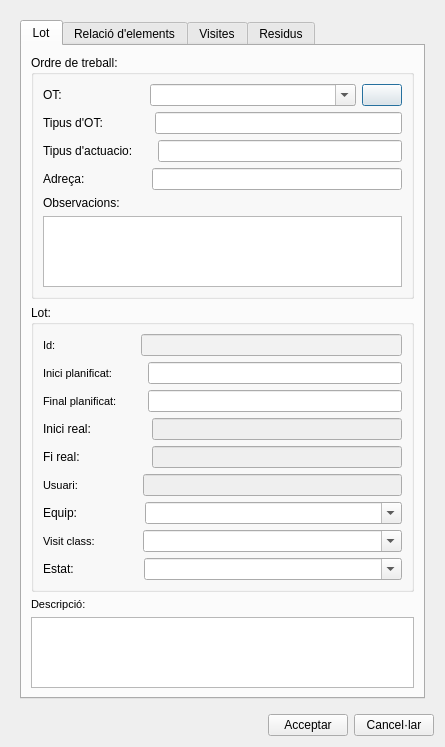
Qt form core/ui/toolbars/utilities/add_lot.ui (Giswater/giswater_qgis_plugin) before a commit.
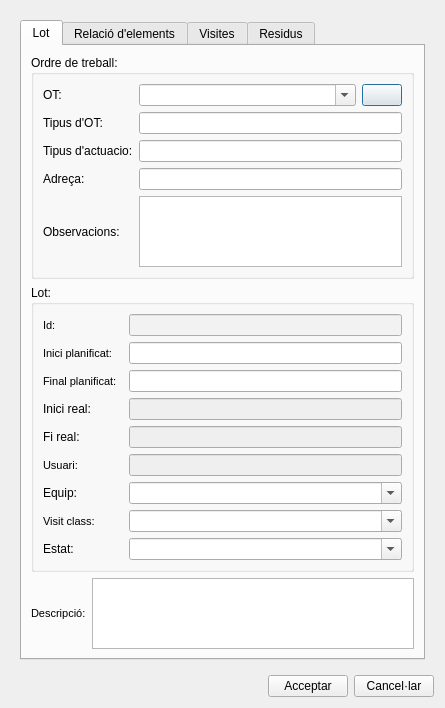
The same form after that commit. Icons and pictures are not drawn.

Commit message: feat(tools): refactor ui files, add btn refactor to cm, and make the buttons work at least open dialog

Diff of the .ui file:
```diff
--- a/core/ui/toolbars/utilities/add_lot.ui
+++ b/core/ui/toolbars/utilities/add_lot.ui
@@ -7,7 +7,7 @@
     <x>0</x>
     <y>0</y>
     <width>445</width>
-    <height>737</height>
+    <height>673</height>
    </rect>
   </property>
   <property name="windowTitle">
@@ -26,46 +26,40 @@
          <attribute name="title">
           <string>Lot</string>
          </attribute>
-         <layout class="QVBoxLayout" name="verticalLayout" stretch="0,0,0,0">
+         <layout class="QVBoxLayout" name="verticalLayout" stretch="0,0,0">
           <item>
            <widget class="QGroupBox" name="grb_ot">
             <property name="title">
              <string>Ordre de treball:</string>
             </property>
             <layout class="QGridLayout" name="gridLayout">
-             <item row="7" column="0">
-              <widget class="QLabel" name="label_9">
-               <property name="text">
-                <string>Observacions:</string>
-               </property>
-              </widget>
-             </item>
-             <item row="3" column="0">
-              <layout class="QHBoxLayout" name="horizontalLayout_5">
-               <item>
-                <widget class="QLabel" name="label_5">
+             <item row="0" column="0">
+              <layout class="QGridLayout" name="gridLayout_3">
+               <item row="0" column="2">
+                <widget class="QPushButton" name="btn_refresh_materialize_view">
                  <property name="text">
-                  <string>OT:</string>
+                  <string/>
                  </property>
                 </widget>
                </item>
-               <item>
-                <spacer name="horizontalSpacer_12">
-                 <property name="orientation">
-                  <enum>Qt::Horizontal</enum>
+               <item row="1" column="1" colspan="2">
+                <widget class="QLineEdit" name="txt_ot_type"/>
+               </item>
+               <item row="1" column="0">
+                <widget class="QLabel" name="label_6">
+                 <property name="text">
+                  <string>Tipus d'OT:</string>
                  </property>
-                 <property name="sizeType">
-                  <enum>QSizePolicy::Fixed</enum>
+                </widget>
+               </item>
+               <item row="2" column="0">
+                <widget class="QLabel" name="label_8">
+                 <property name="text">
+                  <string>Tipus d'actuacio:</string>
                  </property>
-                 <property name="sizeHint" stdset="0">
-                  <size>
-                   <width>82</width>
-                   <height>20</height>
-                  </size>
-                 </property>
-                </spacer>
+                </widget>
                </item>
-               <item>
+               <item row="0" column="1">
                 <widget class="QComboBox" name="cmb_ot">
                  <property name="sizePolicy">
                   <sizepolicy hsizetype="Expanding" vsizetype="Fixed">
@@ -78,108 +72,38 @@
                  </property>
                 </widget>
                </item>
-               <item>
-                <widget class="QPushButton" name="btn_refresh_materialize_view">
-                 <property name="text">
-                  <string/>
-                 </property>
-                </widget>
+               <item row="3" column="1" colspan="2">
+                <widget class="QLineEdit" name="txt_ot_address"/>
                </item>
-              </layout>
-             </item>
-             <item row="4" column="0">
-              <layout class="QHBoxLayout" name="horizontalLayout_17">
-               <item>
-                <widget class="QLabel" name="label_6">
+               <item row="0" column="0">
+                <widget class="QLabel" name="label_5">
                  <property name="text">
-                  <string>Tipus d'OT:</string>
+                  <string>OT:</string>
                  </property>
                 </widget>
                </item>
-               <item>
-                <spacer name="horizontalSpacer_13">
-                 <property name="orientation">
-                  <enum>Qt::Horizontal</enum>
-                 </property>
-                 <property name="sizeType">
-                  <enum>QSizePolicy::Fixed</enum>
-                 </property>
-                 <property name="sizeHint" stdset="0">
-                  <size>
-                   <width>46</width>
-                   <height>20</height>
-                  </size>
-                 </property>
-                </spacer>
-               </item>
-               <item>
-                <widget class="QLineEdit" name="txt_ot_type"/>
-               </item>
-              </layout>
-             </item>
-             <item row="6" column="0">
-              <layout class="QHBoxLayout" name="horizontalLayout_18">
-               <item>
+               <item row="3" column="0">
                 <widget class="QLabel" name="label_7">
                  <property name="text">
                   <string>Adreça:</string>
                  </property>
                 </widget>
                </item>
-               <item>
-                <spacer name="horizontalSpacer_14">
-                 <property name="orientation">
-                  <enum>Qt::Horizontal</enum>
-                 </property>
-                 <property name="sizeType">
-                  <enum>QSizePolicy::Fixed</enum>
-                 </property>
-                 <property name="sizeHint" stdset="0">
-                  <size>
-                   <width>61</width>
-                   <height>20</height>
-                  </size>
-                 </property>
-                </spacer>
-               </item>
-               <item>
-                <widget class="QLineEdit" name="txt_ot_address"/>
-               </item>
-              </layout>
-             </item>
-             <item row="5" column="0">
-              <layout class="QHBoxLayout" name="horizontalLayout_19">
-               <item>
-                <widget class="QLabel" name="label_8">
-                 <property name="text">
-                  <string>Tipus d'actuacio:</string>
-                 </property>
-                </widget>
-               </item>
-               <item>
-                <spacer name="horizontalSpacer_15">
-                 <property name="orientation">
-                  <enum>Qt::Horizontal</enum>
-                 </property>
-                 <property name="sizeType">
-                  <enum>QSizePolicy::Fixed</enum>
-                 </property>
-                 <property name="sizeHint" stdset="0">
-                  <size>
-                   <width>19</width>
-                   <height>20</height>
-                  </size>
-                 </property>
-                </spacer>
-               </item>
-               <item>
+               <item row="2" column="1" colspan="2">
                 <widget class="QLineEdit" name="txt_wotype_id"/>
                </item>
+               <item row="4" column="0">
+                <widget class="QLabel" name="label_9">
+                 <property name="text">
+                  <string>Observacions:</string>
+                 </property>
+                </widget>
+               </item>
+               <item row="4" column="1" colspan="2">
+                <widget class="QTextEdit" name="txt_observ"/>
+               </item>
               </layout>
              </item>
-             <item row="8" column="0">
-              <widget class="QTextEdit" name="txt_observ"/>
-             </item>
             </layout>
            </widget>
           </item>
@@ -189,49 +113,133 @@
              <string>Lot:</string>
             </property>
             <layout class="QGridLayout" name="gridLayout_2">
-             <item row="9" column="0">
-              <layout class="QHBoxLayout" name="horizontalLayout_11" stretch="0,0,1">
-               <item>
-                <widget class="QLabel" name="label_2">
+             <item row="8" column="0">
+              <layout class="QGridLayout" name="gridLayout_5">
+               <item row="4" column="0">
+                <widget class="QLabel" name="label_4">
                  <property name="text">
-                  <string>Estat:</string>
+                  <string>Fi real:</string>
                  </property>
+                </widget>
+               </item>
+               <item row="6" column="1">
+                <widget class="QComboBox" name="cmb_assigned_to">
+                 <property name="editable">
+                  <bool>true</bool>
+                 </property>
+                 <property name="sizeAdjustPolicy">
+                  <enum>QComboBox::AdjustToContents</enum>
+                 </property>
+                </widget>
+               </item>
+               <item row="7" column="1">
+                <widget class="QComboBox" name="cmb_visit_class">
+                 <property name="editable">
+                  <bool>true</bool>
+                 </property>
+                 <property name="sizeAdjustPolicy">
+                  <enum>QComboBox::AdjustToContents</enum>
+                 </property>
+                </widget>
+               </item>
+               <item row="3" column="1">
+                <widget class="QLineEdit" name="real_startdate">
+                 <property name="enabled">
+                  <bool>false</bool>
+                 </property>
+                 <property name="readOnly">
+                  <bool>true</bool>
+                 </property>
+                </widget>
+               </item>
+               <item row="1" column="1">
+                <widget class="QLineEdit" name="startdate"/>
+               </item>
+               <item row="7" column="0">
+                <widget class="QLabel" name="label_flexunion_code_4">
+                 <property name="font">
+                  <font>
+                   <pointsize>8</pointsize>
+                  </font>
+                 </property>
+                 <property name="frameShape">
+                  <enum>QFrame::NoFrame</enum>
+                 </property>
+                 <property name="frameShadow">
+                  <enum>QFrame::Plain</enum>
+                 </property>
+                 <property name="text">
+                  <string>Visit class:</string>
+                 </property>
+                 <property name="textFormat">
+                  <enum>Qt::AutoText</enum>
+                 </property>
+                 <property name="scaledContents">
+                  <bool>false</bool>
+                 </property>
+                 <property name="alignment">
+                  <set>Qt::AlignLeading|Qt::AlignLeft|Qt::AlignVCenter</set>
+                 </property>
                  <property name="margin">
                   <number>3</number>
                  </property>
                 </widget>
                </item>
-               <item>
-                <spacer name="horizontalSpacer_9">
-                 <property name="orientation">
-                  <enum>Qt::Horizontal</enum>
+               <item row="1" column="0">
+                <widget class="QLabel" name="label_node_type_3">
+                 <property name="minimumSize">
+                  <size>
+                   <width>80</width>
+                   <height>0</height>
+                  </size>
                  </property>
-                 <property name="sizeType">
-                  <enum>QSizePolicy::Fixed</enum>
-                 </property>
-                 <property name="sizeHint" stdset="0">
+                 <property name="maximumSize">
                   <size>
-                   <width>64</width>
-                   <height>20</height>
+                   <width>0</width>
+                   <height>16777215</height>
                   </size>
                  </property>
-                </spacer>
+                 <property name="font">
+                  <font>
+                   <pointsize>8</pointsize>
+                   <weight>50</weight>
+                   <bold>false</bold>
+                  </font>
+                 </property>
+                 <property name="frameShape">
+                  <enum>QFrame::NoFrame</enum>
+                 </property>
+                 <property name="frameShadow">
+                  <enum>QFrame::Plain</enum>
+                 </property>
+                 <property name="text">
+                  <string>Inici planificat:</string>
+                 </property>
+                 <property name="textFormat">
+                  <enum>Qt::AutoText</enum>
+                 </property>
+                 <property name="scaledContents">
+                  <bool>false</bool>
+                 </property>
+                 <property name="alignment">
+                  <set>Qt::AlignLeading|Qt::AlignLeft|Qt::AlignVCenter</set>
+                 </property>
+                 <property name="margin">
+                  <number>3</number>
+                 </property>
+                </widget>
                </item>
-               <item>
-                <widget class="QComboBox" name="cmb_status">
-                 <property name="editable">
+               <item row="4" column="1">
+                <widget class="QLineEdit" name="real_enddate">
+                 <property name="enabled">
+                  <bool>false</bool>
+                 </property>
+                 <property name="readOnly">
                   <bool>true</bool>
                  </property>
-                 <property name="sizeAdjustPolicy">
-                  <enum>QComboBox::AdjustToContents</enum>
-                 </property>
                 </widget>
                </item>
-              </layout>
-             </item>
-             <item row="0" column="0">
-              <layout class="QHBoxLayout" name="horizontalLayout" stretch="0,0,1">
-               <item>
+               <item row="0" column="0">
                 <widget class="QLabel" name="label_node_type">
                  <property name="font">
                   <font>
@@ -263,23 +271,23 @@
                  </property>
                 </widget>
                </item>
-               <item>
-                <spacer name="horizontalSpacer_2">
-                 <property name="orientation">
-                  <enum>Qt::Horizontal</enum>
-                 </property>
-                 <property name="sizeType">
-                  <enum>QSizePolicy::Fixed</enum>
-                 </property>
-                 <property name="sizeHint" stdset="0">
+               <item row="6" column="0">
+                <widget class="QLabel" name="label">
+                 <property name="maximumSize">
                   <size>
-                   <width>79</width>
-                   <height>20</height>
+                   <width>16777215</width>
+                   <height>16777215</height>
                   </size>
                  </property>
-                </spacer>
+                 <property name="text">
+                  <string>Equip:</string>
+                 </property>
+                 <property name="margin">
+                  <number>3</number>
+                 </property>
+                </widget>
                </item>
-               <item>
+               <item row="0" column="1">
                 <widget class="QLineEdit" name="lot_id">
                  <property name="enabled">
                   <bool>true</bool>
@@ -296,136 +304,7 @@
                  </property>
                 </widget>
                </item>
-              </layout>
-             </item>
-             <item row="7" column="0">
-              <layout class="QHBoxLayout" name="horizontalLayout_6" stretch="0,0,1">
-               <item>
-                <widget class="QLabel" name="label_flexunion_code_4">
-                 <property name="font">
-                  <font>
-                   <pointsize>8</pointsize>
-                  </font>
-                 </property>
-                 <property name="frameShape">
-                  <enum>QFrame::NoFrame</enum>
-                 </property>
-                 <property name="frameShadow">
-                  <enum>QFrame::Plain</enum>
-                 </property>
-                 <property name="text">
-                  <string>Visit class:</string>
-                 </property>
-                 <property name="textFormat">
-                  <enum>Qt::AutoText</enum>
-                 </property>
-                 <property name="scaledContents">
-                  <bool>false</bool>
-                 </property>
-                 <property name="alignment">
-                  <set>Qt::AlignLeading|Qt::AlignLeft|Qt::AlignVCenter</set>
-                 </property>
-                 <property name="margin">
-                  <number>3</number>
-                 </property>
-                </widget>
-               </item>
-               <item>
-                <spacer name="horizontalSpacer_7">
-                 <property name="orientation">
-                  <enum>Qt::Horizontal</enum>
-                 </property>
-                 <property name="sizeType">
-                  <enum>QSizePolicy::Fixed</enum>
-                 </property>
-                 <property name="sizeHint" stdset="0">
-                  <size>
-                   <width>42</width>
-                   <height>20</height>
-                  </size>
-                 </property>
-                </spacer>
-               </item>
-               <item>
-                <widget class="QComboBox" name="cmb_visit_class">
-                 <property name="editable">
-                  <bool>true</bool>
-                 </property>
-                 <property name="sizeAdjustPolicy">
-                  <enum>QComboBox::AdjustToContents</enum>
-                 </property>
-                </widget>
-               </item>
-              </layout>
-             </item>
-             <item row="5" column="0">
-              <layout class="QHBoxLayout" name="horizontalLayout_4" stretch="0,0,1">
-               <item>
-                <widget class="QLabel" name="label_node_type_5">
-                 <property name="font">
-                  <font>
-                   <pointsize>8</pointsize>
-                   <weight>50</weight>
-                   <bold>false</bold>
-                  </font>
-                 </property>
-                 <property name="frameShape">
-                  <enum>QFrame::NoFrame</enum>
-                 </property>
-                 <property name="frameShadow">
-                  <enum>QFrame::Plain</enum>
-                 </property>
-                 <property name="text">
-                  <string>Usuari:</string>
-                 </property>
-                 <property name="textFormat">
-                  <enum>Qt::AutoText</enum>
-                 </property>
-                 <property name="scaledContents">
-                  <bool>false</bool>
-                 </property>
-                 <property name="alignment">
-                  <set>Qt::AlignLeading|Qt::AlignLeft|Qt::AlignVCenter</set>
-                 </property>
-                 <property name="margin">
-                  <number>3</number>
-                 </property>
-                </widget>
-               </item>
-               <item>
-                <spacer name="horizontalSpacer_5">
-                 <property name="orientation">
-                  <enum>Qt::Horizontal</enum>
-                 </property>
-                 <property name="sizeType">
-                  <enum>QSizePolicy::Fixed</enum>
-                 </property>
-                 <property name="sizeHint" stdset="0">
-                  <size>
-                   <width>59</width>
-                   <height>20</height>
-                  </size>
-                 </property>
-                </spacer>
-               </item>
-               <item>
-                <widget class="QLineEdit" name="user_name">
-                 <property name="enabled">
-                  <bool>false</bool>
-                 </property>
-                 <property name="frame">
-                  <bool>true</bool>
-                 </property>
-                 <property name="readOnly">
-                  <bool>true</bool>
-                 </property>
-                </widget>
-               </item>
-              </layout>
-             </item>
-             <item row="2" column="0">
-              <layout class="QHBoxLayout" name="horizontalLayout_3" stretch="0,0,0">
-               <item>
+               <item row="2" column="0">
                 <widget class="QLabel" name="label_node_type_2">
                  <property name="minimumSize">
                   <size>
@@ -469,204 +348,73 @@
                  </property>
                 </widget>
                </item>
-               <item>
-                <spacer name="horizontalSpacer_4">
-                 <property name="orientation">
-                  <enum>Qt::Horizontal</enum>
-                 </property>
-                 <property name="sizeType">
-                  <enum>QSizePolicy::Fixed</enum>
-                 </property>
-                 <property name="sizeHint" stdset="0">
-                  <size>
-                   <width>19</width>
-                   <height>20</height>
-                  </size>
-                 </property>
-                </spacer>
-               </item>
-               <item>
+               <item row="2" column="1">
                 <widget class="QLineEdit" name="enddate"/>
                </item>
-              </layout>
-             </item>
-             <item row="4" column="0">
-              <layout class="QHBoxLayout" name="horizontalLayout_16">
-               <item>
-                <widget class="QLabel" name="label_4">
+               <item row="5" column="0">
+                <widget class="QLabel" name="label_node_type_5">
+                 <property name="font">
+                  <font>
+                   <pointsize>8</pointsize>
+                   <weight>50</weight>
+                   <bold>false</bold>
+                  </font>
+                 </property>
+                 <property name="frameShape">
+                  <enum>QFrame::NoFrame</enum>
+                 </property>
+                 <property name="frameShadow">
+                  <enum>QFrame::Plain</enum>
+                 </property>
                  <property name="text">
-                  <string>Fi real:</string>
+                  <string>Usuari:</string>
+                 </property>
+                 <property name="textFormat">
+                  <enum>Qt::AutoText</enum>
+                 </property>
+                 <property name="scaledContents">
+                  <bool>false</bool>
+                 </property>
+                 <property name="alignment">
+                  <set>Qt::AlignLeading|Qt::AlignLeft|Qt::AlignVCenter</set>
+                 </property>
+                 <property name="margin">
+                  <number>3</number>
                  </property>
                 </widget>
                </item>
-               <item>
-                <spacer name="horizontalSpacer_11">
-                 <property name="orientation">
-                  <enum>Qt::Horizontal</enum>
-                 </property>
-                 <property name="sizeType">
-                  <enum>QSizePolicy::Fixed</enum>
-                 </property>
-                 <property name="sizeHint" stdset="0">
-                  <size>
-                   <width>66</width>
-                   <height>20</height>
-                  </size>
-                 </property>
-                </spacer>
-               </item>
-               <item>
-                <widget class="QLineEdit" name="real_enddate">
+               <item row="5" column="1">
+                <widget class="QLineEdit" name="user_name">
                  <property name="enabled">
                   <bool>false</bool>
                  </property>
+                 <property name="frame">
+                  <bool>true</bool>
+                 </property>
                  <property name="readOnly">
                   <bool>true</bool>
                  </property>
                 </widget>
                </item>
-              </layout>
-             </item>
-             <item row="3" column="0">
-              <layout class="QHBoxLayout" name="horizontalLayout_15">
-               <item>
+               <item row="3" column="0">
                 <widget class="QLabel" name="label_3">
                  <property name="text">
                   <string>Inici real:</string>
                  </property>
                 </widget>
                </item>
-               <item>
-                <spacer name="horizontalSpacer_6">
-                 <property name="orientation">
-                  <enum>Qt::Horizontal</enum>
-                 </property>
-                 <property name="sizeType">
-                  <enum>QSizePolicy::Fixed</enum>
-                 </property>
-                 <property name="sizeHint" stdset="0">
-                  <size>
-                   <width>55</width>
-                   <height>20</height>
-                  </size>
-                 </property>
-                </spacer>
-               </item>
-               <item>
-                <widget class="QLineEdit" name="real_startdate">
-                 <property name="enabled">
-                  <bool>false</bool>
-                 </property>
-                 <property name="readOnly">
-                  <bool>true</bool>
-                 </property>
-                </widget>
-               </item>
-              </layout>
-             </item>
-             <item row="1" column="0">
-              <layout class="QHBoxLayout" name="horizontalLayout_2" stretch="0,0,0">
-               <item>
-                <widget class="QLabel" name="label_node_type_3">
-                 <property name="minimumSize">
-                  <size>
-                   <width>80</width>
-                   <height>0</height>
-                  </size>
-                 </property>
-                 <property name="maximumSize">
-                  <size>
-                   <width>0</width>
-                   <height>16777215</height>
-                  </size>
-                 </property>
-                 <property name="font">
-                  <font>
-                   <pointsize>8</pointsize>
-                   <weight>50</weight>
-                   <bold>false</bold>
-                  </font>
-                 </property>
-                 <property name="frameShape">
-                  <enum>QFrame::NoFrame</enum>
-                 </property>
-                 <property name="frameShadow">
-                  <enum>QFrame::Plain</enum>
-                 </property>
+               <item row="8" column="0">
+                <widget class="QLabel" name="label_2">
                  <property name="text">
-                  <string>Inici planificat:</string>
+                  <string>Estat:</string>
                  </property>
-                 <property name="textFormat">
-                  <enum>Qt::AutoText</enum>
-                 </property>
-                 <property name="scaledContents">
-                  <bool>false</bool>
-                 </property>
-                 <property name="alignment">
-                  <set>Qt::AlignLeading|Qt::AlignLeft|Qt::AlignVCenter</set>
-                 </property>
                  <property name="margin">
                   <number>3</number>
                  </property>
                 </widget>
                </item>
-               <item>
-                <spacer name="horizontalSpacer_3">
-                 <property name="orientation">
-                  <enum>Qt::Horizontal</enum>
-                 </property>
-                 <property name="sizeType">
-                  <enum>QSizePolicy::Fixed</enum>
-                 </property>
-                 <property name="sizeHint" stdset="0">
-                  <size>
-                   <width>19</width>
-                   <height>20</height>
-                  </size>
-                 </property>
-                </spacer>
-               </item>
-               <item>
-                <widget class="QLineEdit" name="startdate"/>
-               </item>
-              </layout>
-             </item>
-             <item row="6" column="0">
-              <layout class="QHBoxLayout" name="horizontalLayout_10" stretch="0,0,1">
-               <item>
-                <widget class="QLabel" name="label">
-                 <property name="maximumSize">
-                  <size>
-                   <width>16777215</width>
-                   <height>16777215</height>
-                  </size>
-                 </property>
-                 <property name="text">
-                  <string>Equip:</string>
-                 </property>
-                 <property name="margin">
-                  <number>3</number>
-                 </property>
-                </widget>
-               </item>
-               <item>
-                <spacer name="horizontalSpacer_8">
-                 <property name="orientation">
-                  <enum>Qt::Horizontal</enum>
-                 </property>
-                 <property name="sizeType">
-                  <enum>QSizePolicy::Fixed</enum>
-                 </property>
-                 <property name="sizeHint" stdset="0">
-                  <size>
-                   <width>62</width>
-                   <height>20</height>
-                  </size>
-                 </property>
-                </spacer>
-               </item>
-               <item>
-                <widget class="QComboBox" name="cmb_assigned_to">
+               <item row="8" column="1">
+                <widget class="QComboBox" name="cmb_status">
                  <property name="editable">
                   <bool>true</bool>
                  </property>
@@ -690,37 +438,41 @@
            </widget>
           </item>
           <item>
-           <widget class="QLabel" name="label_flexunion_code_5">
-            <property name="font">
-             <font>
-              <pointsize>8</pointsize>
-             </font>
-            </property>
-            <property name="frameShape">
-             <enum>QFrame::NoFrame</enum>
-            </property>
-            <property name="frameShadow">
-             <enum>QFrame::Plain</enum>
-            </property>
-            <property name="text">
-             <string>Descripció:</string>
-            </property>
-            <property name="textFormat">
-             <enum>Qt::AutoText</enum>
-            </property>
-            <property name="scaledContents">
-             <bool>false</bool>
-            </property>
-            <property name="alignment">
-             <set>Qt::AlignLeading|Qt::AlignLeft|Qt::AlignVCenter</set>
-            </property>
-            <property name="margin">
-             <number>3</number>
-            </property>
-           </widget>
-          </item>
-          <item>
-           <widget class="QTextEdit" name="descript"/>
+           <layout class="QGridLayout" name="gridLayout_7">
+            <item row="0" column="0">
+             <widget class="QLabel" name="label_flexunion_code_5">
+              <property name="font">
+               <font>
+                <pointsize>8</pointsize>
+               </font>
+              </property>
+              <property name="frameShape">
+               <enum>QFrame::NoFrame</enum>
+              </property>
+              <property name="frameShadow">
+               <enum>QFrame::Plain</enum>
+              </property>
+              <property name="text">
+               <string>Descripció:</string>
+              </property>
+              <property name="textFormat">
+               <enum>Qt::AutoText</enum>
+              </property>
+              <property name="scaledContents">
+               <bool>false</bool>
+              </property>
+              <property name="alignment">
+               <set>Qt::AlignLeading|Qt::AlignLeft|Qt::AlignVCenter</set>
+              </property>
+              <property name="margin">
+               <number>3</number>
+              </property>
+             </widget>
+            </item>
+            <item row="0" column="1">
+             <widget class="QTextEdit" name="descript"/>
+            </item>
+           </layout>
           </item>
          </layout>
         </widget>
@@ -1069,8 +821,8 @@
     </widget>
    </item>
    <item>
-    <layout class="QHBoxLayout" name="horizontalLayout_7">
-     <item>
+    <layout class="QGridLayout" name="lyt_buttons">
+     <item row="0" column="0">
       <spacer name="horizontalSpacer">
        <property name="orientation">
         <enum>Qt::Horizontal</enum>
@@ -1083,14 +835,14 @@
        </property>
       </spacer>
      </item>
-     <item>
+     <item row="0" column="1">
       <widget class="QPushButton" name="btn_accept">
        <property name="text">
         <string>Acceptar</string>
        </property>
       </widget>
      </item>
-     <item>
+     <item row="0" column="2">
       <widget class="QPushButton" name="btn_cancel">
        <property name="text">
         <string>Cancel·lar</string>
```
Left out of the diff: 19 changed lines with no effect on the pictures. The commit also changes 16 other files.
